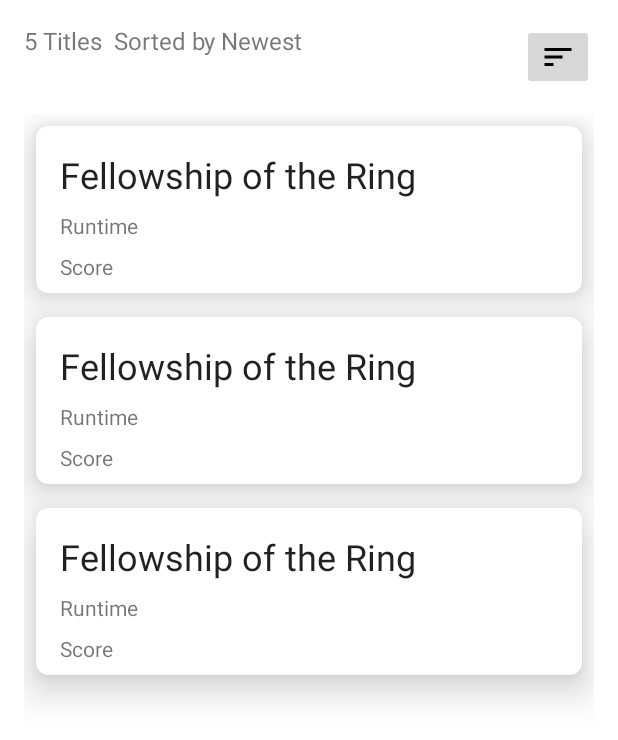
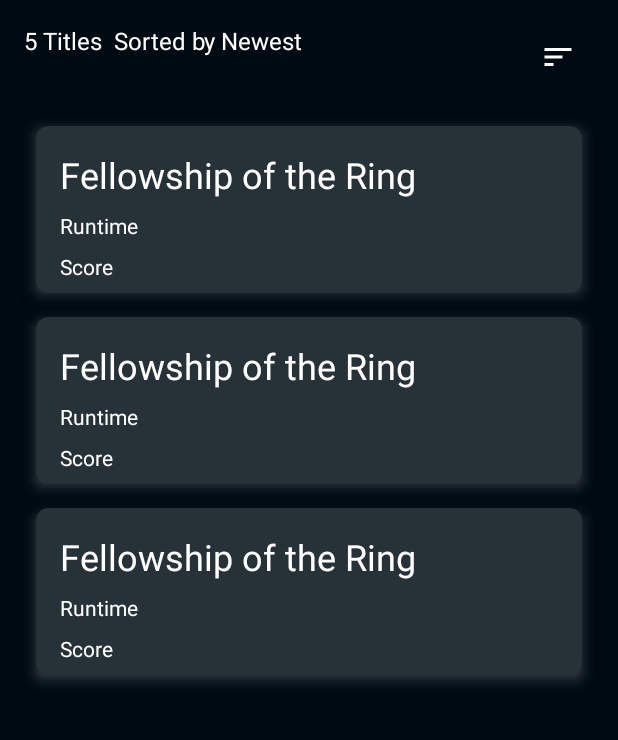
Before and after one commit to katarina-ziv/LOTR-App, an Android app: the layout fragment_movies.xml on its own in the app's theme, with its tools: preview values and no code run, on a phone screen of 412 x 824 dp. Shown: the top 740 px of the screen. Run offline under Robolectric (Android 15) with nearby library versions, the phone set to English and light mode, and no system bars.

Commit message:
Changed fragment_movies.xml and item_movie.xml

```diff
--- a/app/src/main/res/drawable/ic_sort.xml
+++ b/app/src/main/res/drawable/ic_sort.xml
@@ -1,4 +1,4 @@
-<vector android:height="24dp" android:tint="#000000"
+<vector android:height="24dp" android:tint="#FFFFFF"
     android:viewportHeight="24" android:viewportWidth="24"
     android:width="24dp" xmlns:android="http://schemas.android.com/apk/res/android">
     <path android:fillColor="@android:color/white" android:pathData="M3,18h6v-2L3,16v2zM3,6v2h18L21,6L3,6zM3,13h12v-2L3,11v2z"/>
--- a/app/src/main/res/layout/fragment_movies.xml
+++ b/app/src/main/res/layout/fragment_movies.xml
@@ -4,7 +4,9 @@
     android:layout_width="match_parent"
     android:layout_height="match_parent"
     xmlns:app="http://schemas.android.com/apk/res-auto"
-    tools:context=".components.movies.MoviesFragment">
+    tools:context=".components.movies.MoviesFragment"
+    android:background="@color/primaryDarkColor"
+    >
 
 
     <LinearLayout
@@ -20,6 +22,7 @@
             android:id="@+id/noOfTitlesTv"
             android:layout_width="wrap_content"
             android:layout_height="wrap_content"
+            android:textColor="@color/white"
             android:textSize="16dp"
             android:paddingRight="8dp"
             tools:text="5 Titles"/>
@@ -27,6 +30,7 @@
             android:id="@+id/sortedByTv"
             android:layout_width="wrap_content"
             android:layout_height="wrap_content"
+            android:textColor="@color/white"
             android:textSize="16dp"
             tools:text="Sorted by Newest"/>
 
@@ -40,6 +44,8 @@
             android:layout_height="wrap_content"
             android:scaleType="center"
             android:src="@drawable/ic_sort"
+            app:tint="@color/white"
+            android:backgroundTint="@color/primaryDarkColor"
             />
 
 
--- a/app/src/main/res/layout/item_movie.xml
+++ b/app/src/main/res/layout/item_movie.xml
@@ -8,9 +8,11 @@
     android:layout_height="wrap_content"
     android:layout_width="match_parent"
     android:padding="8dp"
+    android:backgroundTint="@color/primaryColor"
     android:layout_margin="8dp"
     app:cardCornerRadius="8dp"
-    app:cardElevation="15dp"
+    app:cardElevation="5dp"
+    android:outlineSpotShadowColor="@color/white"
     >
 
 <androidx.constraintlayout.widget.ConstraintLayout
@@ -27,6 +29,7 @@
         android:layout_margin="8dp"
         style="@style/TextAppearance.AppCompat.Headline"
         app:layout_constraintStart_toStartOf="parent"
+        android:textColor="@color/white"
         app:layout_constraintTop_toTopOf="parent" />
 
     <TextView
@@ -34,6 +37,7 @@
         android:layout_width="wrap_content"
         android:layout_height="wrap_content"
         tools:text="Runtime"
+        android:textColor="@color/white"
         android:layout_marginTop="8dp"
         app:layout_constraintStart_toStartOf="@id/movieNameTv"
         app:layout_constraintTop_toBottomOf="@id/movieNameTv"
@@ -44,6 +48,7 @@
         android:layout_width="wrap_content"
         android:layout_height="wrap_content"
         tools:text="Score"
+        android:textColor="@color/white"
         android:layout_marginTop="8dp"
         app:layout_constraintStart_toStartOf="@id/runtimeTv"
         app:layout_constraintTop_toBottomOf="@id/runtimeTv"
```
